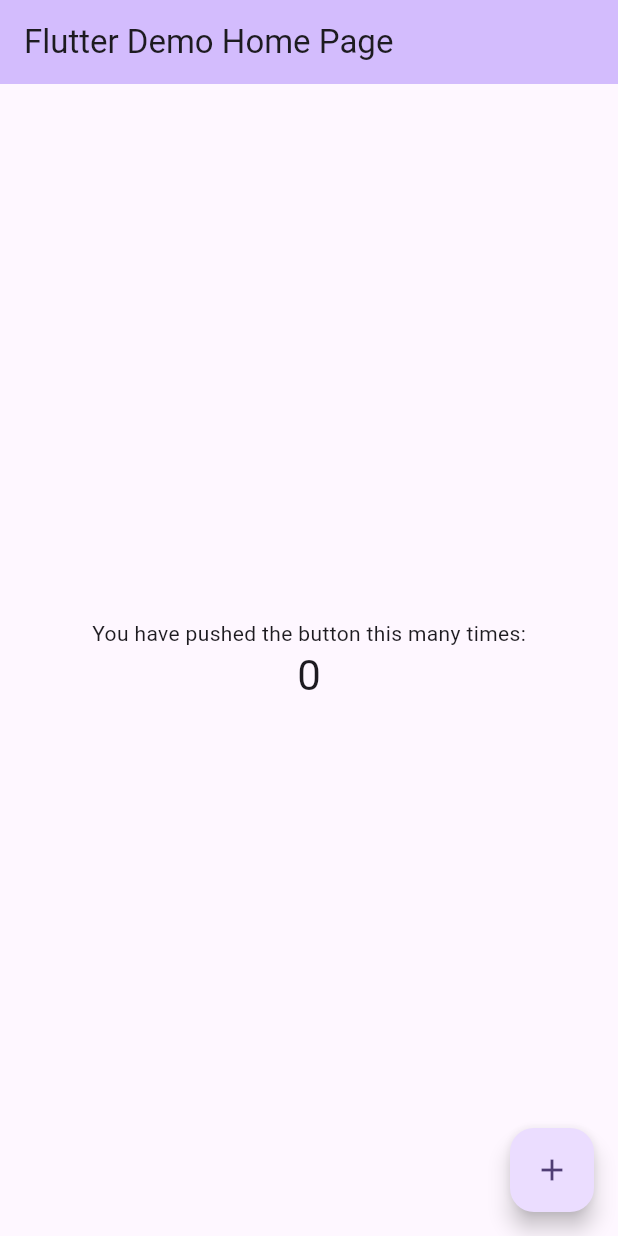
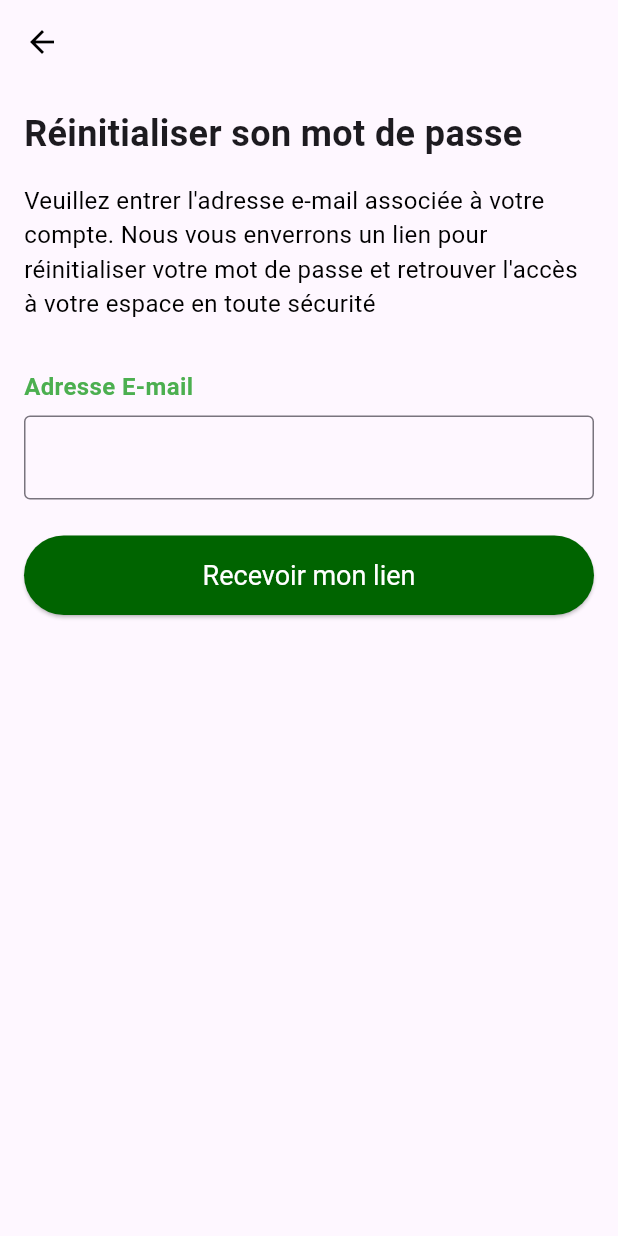
Before and after one commit to Mardino229/TP-Flutter-Voting-App, a Flutter app: the screen it shows after launch, on a phone screen of 412 x 824 dp. Run offline on Flutter 3.47's test engine with Material 3 defaults, Android fonts, the phone set to English and light mode, and no system bars.

```diff
--- /dev/null
+++ b/Optivote/lib/Reset_password_pages/reset_password_page1.dart
@@ -0,0 +1,79 @@
+import 'package:flutter/material.dart';
+
+class ResetPasswordPage1 extends StatelessWidget {
+  @override
+  Widget build(BuildContext context) {
+    return Scaffold(
+      appBar: AppBar(
+        backgroundColor: Colors.transparent,
+        elevation: 0,
+        leading: IconButton(
+          icon: Icon(Icons.arrow_back, color: Colors.black),
+          onPressed: () {
+            Navigator.of(context).pop();
+          },
+        ),
+      ),
+      body: Padding(
+        padding: const EdgeInsets.all(16.0),
+        child: Column(
+          crossAxisAlignment: CrossAxisAlignment.start,
+          children: [
+            Text(
+              "Réinitialiser son mot de passe",
+              style: TextStyle(
+                fontSize: 24,
+                fontWeight: FontWeight.bold,
+              ),
+            ),
+            SizedBox(height: 16),
+            Text(
+              "Veuillez entrer l'adresse e-mail associée à votre compte. Nous vous enverrons un lien pour réinitialiser votre mot de passe et retrouver l'accès à votre espace en toute sécurité",
+              style: TextStyle(
+                fontSize: 16,
+                color: Colors.black,
+              ),
+            ),
+            SizedBox(height: 32),
+            Text(
+              "Adresse E-mail",
+              style: TextStyle(
+                fontSize: 16,
+                color: Colors.green,
+                fontWeight: FontWeight.bold,
+              ),
+            ),
+            SizedBox(height: 8),
+            TextFormField(
+              decoration: InputDecoration(
+                border: OutlineInputBorder(
+                  borderSide: BorderSide(color: Colors.green, width: 1.0),
+                ),
+                focusedBorder: OutlineInputBorder(
+                  borderSide: BorderSide(color: Colors.green, width: 1.0),
+                ),
+              ),
+              keyboardType: TextInputType.emailAddress,
+            ),
+            SizedBox(height: 24),
+            SizedBox(
+              width: double.infinity,
+              child: ElevatedButton(
+                onPressed: () {
+                  Navigator.of(context).pushNamed('/verify_email');
+                },
+                child: Text("Recevoir mon lien"),
+                style: ElevatedButton.styleFrom(
+                  backgroundColor: Color(0xFF006400),
+                  foregroundColor: Colors.white,
+                  padding: EdgeInsets.symmetric(vertical: 16),
+                  textStyle: TextStyle(fontSize: 18),
+                ),
+              ),
+            ),
+          ],
+        ),
+      ),
+    );
+  }
+}
--- a/Optivote/lib/main.dart
+++ b/Optivote/lib/main.dart
@@ -1,125 +1,23 @@
 import 'package:flutter/material.dart';
+import 'Reset_password_pages/reset_password_page1.dart';
+import 'Reset_password_pages/reset_password_page2.dart';
+import 'Reset_password_pages/new_password_page.dart';
 
 void main() {
-  runApp(const MyApp());
+  runApp(MyApp());
 }
 
 class MyApp extends StatelessWidget {
-  const MyApp({super.key});
-
-  // This widget is the root of your application.
   @override
   Widget build(BuildContext context) {
     return MaterialApp(
-      title: 'Flutter Demo',
-      theme: ThemeData(
-        // This is the theme of your application.
-        //
-        // TRY THIS: Try running your application with "flutter run". You'll see
-        // the application has a purple toolbar. Then, without quitting the app,
-        // try changing the seedColor in the colorScheme below to Colors.green
-        // and then invoke "hot reload" (save your changes or press the "hot
-        // reload" button in a Flutter-supported IDE, or press "r" if you used
-        // the command line to start the app).
-        //
-        // Notice that the counter didn't reset back to zero; the application
-        // state is not lost during the reload. To reset the state, use hot
-        // restart instead.
-        //
-        // This works for code too, not just values: Most code changes can be
-        // tested with just a hot reload.
-        colorScheme: ColorScheme.fromSeed(seedColor: Colors.deepPurple),
-        useMaterial3: true,
-      ),
-      home: const MyHomePage(title: 'Flutter Demo Home Page'),
+      debugShowCheckedModeBanner: false,
+      initialRoute: '/',
+      routes: {
+        '/': (context) => ResetPasswordPage1(),
+        '/verify_email': (context) => ResetPasswordPage2(),
+        '/new_password': (context) => NewPasswordPage(),
+      },
     );
   }
 }
-
-class MyHomePage extends StatefulWidget {
-  const MyHomePage({super.key, required this.title});
-
-  // This widget is the home page of your application. It is stateful, meaning
-  // that it has a State object (defined below) that contains fields that affect
-  // how it looks.
-
-  // This class is the configuration for the state. It holds the values (in this
-  // case the title) provided by the parent (in this case the App widget) and
-  // used by the build method of the State. Fields in a Widget subclass are
-  // always marked "final".
-
-  final String title;
-
-  @override
-  State<MyHomePage> createState() => _MyHomePageState();
-}
-
-class _MyHomePageState extends State<MyHomePage> {
-  int _counter = 0;
-
-  void _incrementCounter() {
-    setState(() {
-      // This call to setState tells the Flutter framework that something has
-      // changed in this State, which causes it to rerun the build method below
-      // so that the display can reflect the updated values. If we changed
-      // _counter without calling setState(), then the build method would not be
-      // called again, and so nothing would appear to happen.
-      _counter++;
-    });
-  }
-
-  @override
-  Widget build(BuildContext context) {
-    // This method is rerun every time setState is called, for instance as done
-    // by the _incrementCounter method above.
-    //
-    // The Flutter framework has been optimized to make rerunning build methods
-    // fast, so that you can just rebuild anything that needs updating rather
-    // than having to individually change instances of widgets.
-    return Scaffold(
-      appBar: AppBar(
-        // TRY THIS: Try changing the color here to a specific color (to
-        // Colors.amber, perhaps?) and trigger a hot reload to see the AppBar
-        // change color while the other colors stay the same.
-        backgroundColor: Theme.of(context).colorScheme.inversePrimary,
-        // Here we take the value from the MyHomePage object that was created by
-        // the App.build method, and use it to set our appbar title.
-        title: Text(widget.title),
-      ),
-      body: Center(
-        // Center is a layout widget. It takes a single child and positions it
-        // in the middle of the parent.
-        child: Column(
-          // Column is also a layout widget. It takes a list of children and
-          // arranges them vertically. By default, it sizes itself to fit its
-          // children horizontally, and tries to be as tall as its parent.
-          //
-          // Column has various properties to control how it sizes itself and
-          // how it positions its children. Here we use mainAxisAlignment to
-          // center the children vertically; the main axis here is the vertical
-          // axis because Columns are vertical (the cross axis would be
-          // horizontal).
-          //
-          // TRY THIS: Invoke "debug painting" (choose the "Toggle Debug Paint"
-          // action in the IDE, or press "p" in the console), to see the
-          // wireframe for each widget.
-          mainAxisAlignment: MainAxisAlignment.center,
-          children: <Widget>[
-            const Text(
-              'You have pushed the button this many times:',
-            ),
-            Text(
-              '$_counter',
-              style: Theme.of(context).textTheme.headlineMedium,
-            ),
-          ],
-        ),
-      ),
-      floatingActionButton: FloatingActionButton(
-        onPressed: _incrementCounter,
-        tooltip: 'Increment',
-        child: const Icon(Icons.add),
-      ), // This trailing comma makes auto-formatting nicer for build methods.
-    );
-  }
-}
--- a/Optivote/pubspec.yaml
+++ b/Optivote/pubspec.yaml
@@ -57,6 +57,8 @@ flutter:
   # included with your application, so that you can use the icons in
   # the material Icons class.
   uses-material-design: true
+  assets:
+    - assets/images/email.png
 
   # To add assets to your application, add an assets section, like this:
   # assets:
```
Also changed, not shown: Optivote/lib/Reset_password_pages/new_password_page.dart (added, +120 -0 lines), Optivote/lib/Reset_password_pages/reset_password_page2.dart (added, +87 -0 lines), Optivote/assets/images/email.png (added), Optivote/pubspec.lock, 2 other files.
